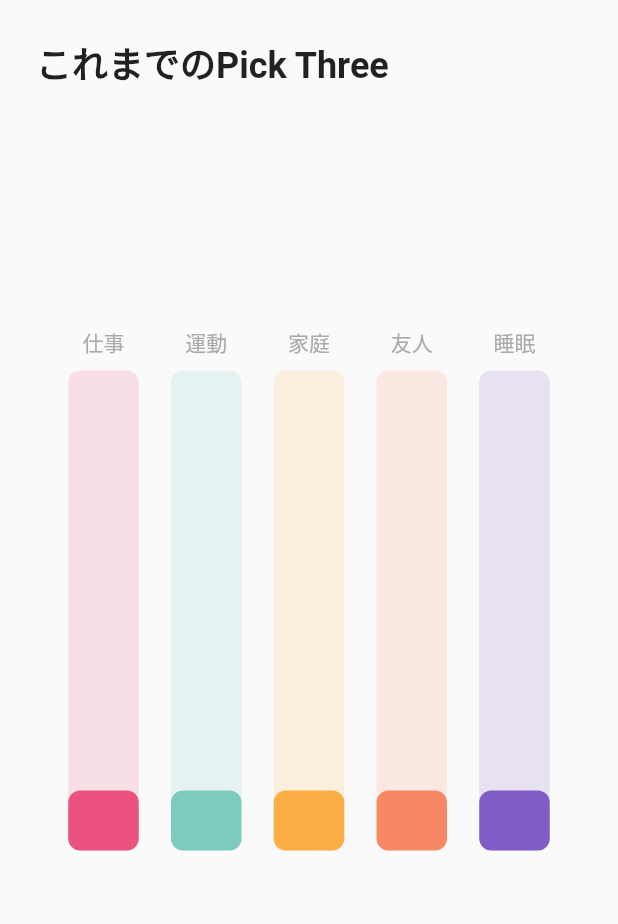
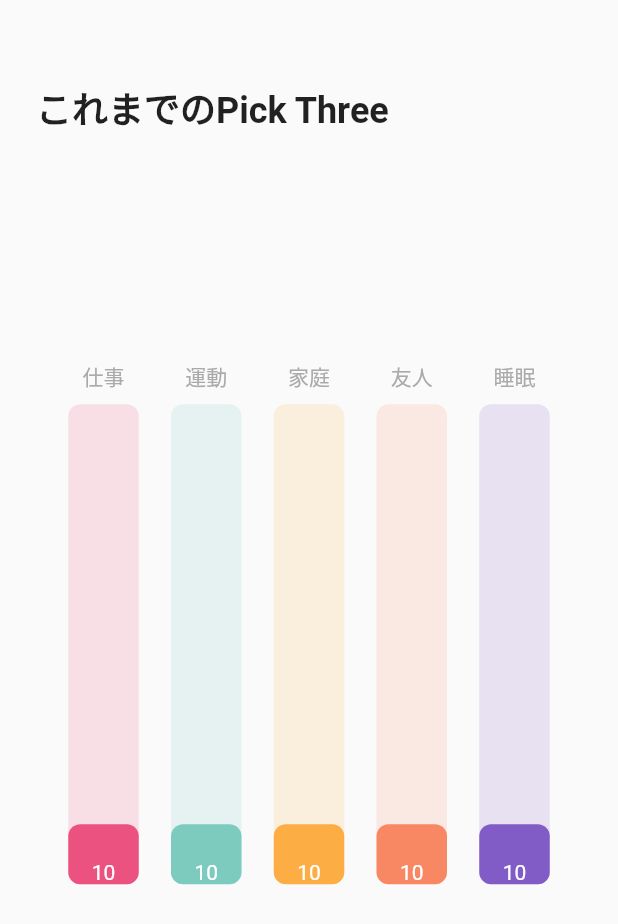
Before and after one commit to full-stack-engineer/pick_three, a Flutter app: the HistoryScreen screen opened directly, on a phone screen of 412 x 824 dp. Shown: the top 924 px of the screen. Run offline on Flutter 3.47's test engine with Material 2 defaults, Android fonts, the light colour scheme and no system bars; our stand-ins replace page_transition; missing offline and left inert: firebase_admob, flutter_page_indicator; accounts and stored records are empty.

Commit message:
HexColorの削除でalalysisをキレイキレイ

```diff
--- a/lib/main.dart
+++ b/lib/main.dart
@@ -1,8 +1,6 @@
-import 'dart:io';
 import 'package:flutter/material.dart';
 import 'package:pickthree/src/models/category_data.dart';
 import 'package:provider/provider.dart';
-import 'package:firebase_admob/firebase_admob.dart';
 import 'src/my_app.dart';
 
 void main() {
--- a/lib/src/components/category_tile.dart
+++ b/lib/src/components/category_tile.dart
@@ -2,7 +2,6 @@ import 'package:flutter/material.dart';
 import 'package:pickthree/src/helpers/helper.dart';
 import 'package:pickthree/src/models/category_data.dart';
 import 'package:pickthree/src/screens/decision_pick_screen.dart';
-import '../extensions/hex_color.dart';
 import 'package:provider/provider.dart';
 
 class CategoryTile extends StatelessWidget {
@@ -37,7 +36,7 @@ class CategoryTile extends StatelessWidget {
                 child: Text(
                   categoryText,
                   style: TextStyle(
-                    color: HexColor.fromHex('#FFFFFF'),
+                    color: Color(0xFFFFFFFF),
                     fontSize: 20.0,
                   ),
                   textAlign: TextAlign.center,
@@ -64,7 +63,7 @@ class CategoryTile extends StatelessWidget {
             ),
             child: Icon(
               Icons.check,
-              color: HexColor.fromHex('#333333'),
+              color: Color(0xFF333333),
             ),
           ),
         ) : Container(),
--- a/lib/src/components/history_tile.dart
+++ b/lib/src/components/history_tile.dart
@@ -1,5 +1,4 @@
 import 'package:flutter/material.dart';
-import 'package:pickthree/src/extensions/hex_color.dart';
 import 'package:pickthree/src/helpers/helper.dart';
 
 class HistoryTile extends StatelessWidget {
@@ -16,13 +15,13 @@ class HistoryTile extends StatelessWidget {
           child: Text(
             categoryText,
             style: TextStyle(
-              color: HexColor.fromHex('#AAAAAA'),
+              color: Color(0xFFAAAAAA),
               fontSize: 14.0,
             ),
           ),
         ),
         Stack(
-          alignment: AlignmentDirectional.bottomStart,
+          alignment: AlignmentDirectional.bottomCenter,
           children: [
             Container(
               width: 47,
@@ -40,6 +39,12 @@ class HistoryTile extends StatelessWidget {
                 borderRadius: BorderRadius.circular(8.0),
               ),
             ),
+            Text(
+              '10',
+              style: TextStyle(
+                color: Colors.white,
+              ),
+            ),
           ],
         ),
       ],
--- a/lib/src/extensions/hex_color.dart
+++ /dev/null
@@ -1,18 +0,0 @@
-import 'package:flutter/material.dart';
-
-extension HexColor on Color {
-  /// String is in the format "aabbcc" or "ffaabbcc" with an optional leading "#".
-  static Color fromHex(String hexString) {
-    final buffer = StringBuffer();
-    if (hexString.length == 6 || hexString.length == 7) buffer.write('ff');
-    buffer.write(hexString.replaceFirst('#', ''));
-    return Color(int.parse(buffer.toString(), radix: 16));
-  }
-
-  /// Prefixes a hash sign if [leadingHashSign] is set to `true` (default is `true`).
-  String toHex({bool leadingHashSign = true}) => '${leadingHashSign ? '#' : ''}'
-      '${alpha.toRadixString(16).padLeft(2, '0')}'
-      '${red.toRadixString(16).padLeft(2, '0')}'
-      '${green.toRadixString(16).padLeft(2, '0')}'
-      '${blue.toRadixString(16).padLeft(2, '0')}';
-}
--- a/lib/src/helpers/helper.dart
+++ b/lib/src/helpers/helper.dart
@@ -1,19 +1,18 @@
 import 'dart:ui';
-import 'package:pickthree/src/extensions/hex_color.dart';
 
 class Helper {
   static Color tileColor(String categoryText) {
     switch (categoryText) {
       case '仕事':
-        return HexColor.fromHex('#EC527F');
+        return Color(0xFFEC527F);
       case '運動':
-        return HexColor.fromHex('#7DCBBF');
+        return Color(0xFF7DCBBF);
       case '家庭':
-        return HexColor.fromHex('#FCAD43');
+        return Color(0xFFFCAD43);
       case '友人':
-        return HexColor.fromHex('#F78863');
+        return Color(0xFFF78863);
       case '睡眠':
-        return HexColor.fromHex('#825CC6');
+        return Color(0xFF825CC6);
     }
   }
 
--- a/lib/src/screens/add_detail_text_screen.dart
+++ b/lib/src/screens/add_detail_text_screen.dart
@@ -1,5 +1,4 @@
 import 'package:flutter/material.dart';
-import 'package:pickthree/src/extensions/hex_color.dart';
 import 'package:pickthree/src/helpers/helper.dart';
 import 'package:pickthree/src/screens/pick_three_screen.dart';
 import 'package:pickthree/src/models/category_data.dart';
@@ -87,7 +86,7 @@ class _AddDetailTextScreenState extends State<AddDetailTextScreen> {
                         Container(
                           width: 40,
                           height: 4,
-                          color: HexColor.fromHex('#DDDDDD'),
+                          color: Color(0xFFDDDDDD),
                         ),
                         Padding(
                           padding: const EdgeInsets.only(bottom: 40.0),
@@ -103,7 +102,7 @@ class _AddDetailTextScreenState extends State<AddDetailTextScreen> {
                               hintStyle: TextStyle(
                                 fontWeight: FontWeight.bold,
                                 fontSize: 20.0,
-                                color: HexColor.fromHex('#DDDDDD')
+                                color: Color(0xFFDDDDDD),
                               ),
                             ),
                             onChanged: (newValue) {
--- a/lib/src/screens/history_screen.dart
+++ b/lib/src/screens/history_screen.dart
@@ -9,7 +9,7 @@ class HistoryScreen extends StatelessWidget {
     return Scaffold(
       body: SafeArea(
         child: Padding(
-          padding: const EdgeInsets.all(24.0),
+          padding: const EdgeInsets.only(top: 54.0, bottom: 24.0, right: 24.0, left: 24.0),
           child: Column(
             crossAxisAlignment: CrossAxisAlignment.stretch,
             children: [
--- a/lib/src/screens/home_screen.dart
+++ b/lib/src/screens/home_screen.dart
@@ -2,7 +2,6 @@ import 'dart:io';
 import 'package:firebase_admob/firebase_admob.dart';
 import 'package:flutter/material.dart';
 import 'package:pickthree/src/components/category_tile.dart';
-import 'package:pickthree/src/extensions/hex_color.dart';
 import 'package:pickthree/src/models/category_data.dart';
 import 'package:provider/provider.dart';
 import 'package:pickthree/src/screens/decision_pick_screen.dart';
@@ -79,7 +78,7 @@ class _HomeScreenState extends State<HomeScreen> {
                     Navigator.pushNamed(context, DecisionPickScreen.id);
                   }
                 },
-                backgroundColor: HexColor.fromHex('#FFFFFF'),
+                backgroundColor: Color(0xFFFFFFFF),
               ),
             ],
           ),
@@ -102,10 +101,7 @@ String getAppId() {
 MobileAdTargetingInfo targetingInfo = MobileAdTargetingInfo(
   keywords: <String>['flutterio', 'beautiful apps'],
   contentUrl: 'https://flutter.io',
-  birthday: DateTime.now(),
   childDirected: false,
-  designedForFamilies: false,
-  gender: MobileAdGender.male,
   // or female, unknown
   testDevices: <String>[], // Android emulators are considered test devices
 );
--- a/lib/src/screens/pick_three_screen.dart
+++ b/lib/src/screens/pick_three_screen.dart
@@ -1,6 +1,5 @@
 import 'package:flutter/material.dart';
 import 'package:pickthree/src/components/category_memo_tile.dart';
-import 'package:pickthree/src/extensions/hex_color.dart';
 import 'package:provider/provider.dart';
 import 'package:pickthree/src/models/category_data.dart';
 import 'package:flutter_page_indicator/flutter_page_indicator.dart';
@@ -115,8 +114,8 @@ class _PickThreeScreenState extends State<PickThreeScreen> {
                     layout: layout,
                     size: 8.0,
                     activeSize: 8.0,
-                    color: HexColor.fromHex('#DDDDDD'),
-                    activeColor: HexColor.fromHex('#333333'),
+                    color: Color(0xFFDDDDDD),
+                    activeColor: Color(0xFF333333),
                     controller: _pageController,
                     space: 8.0,
                     count: 3,
```
